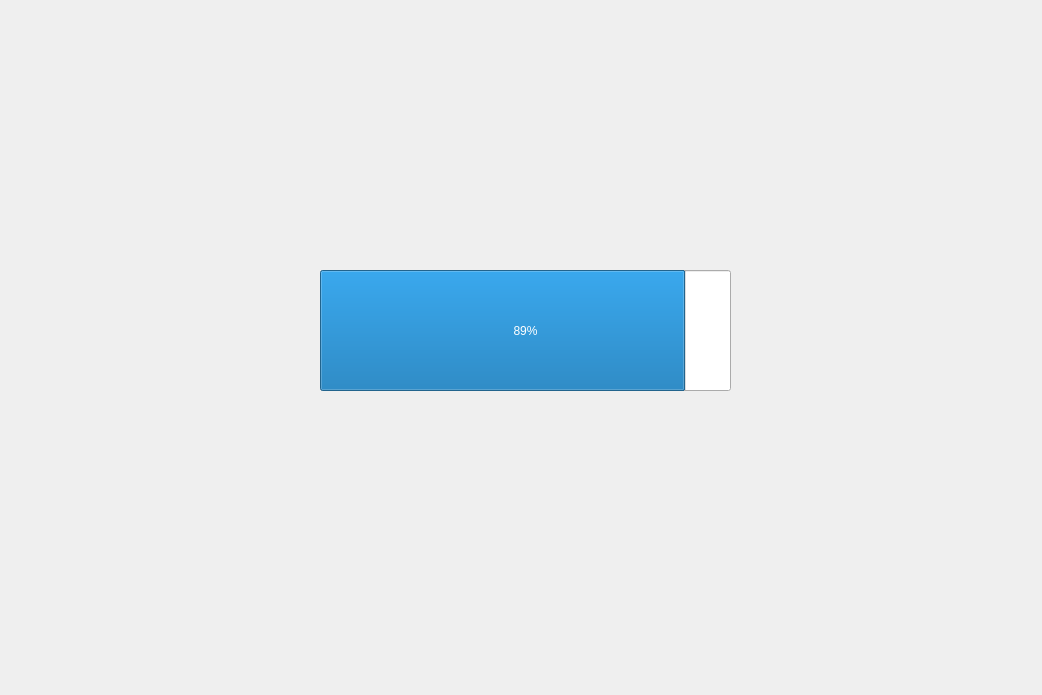
stras007/SCADA, file debug/modbusdebug.ui: the form before one commit.
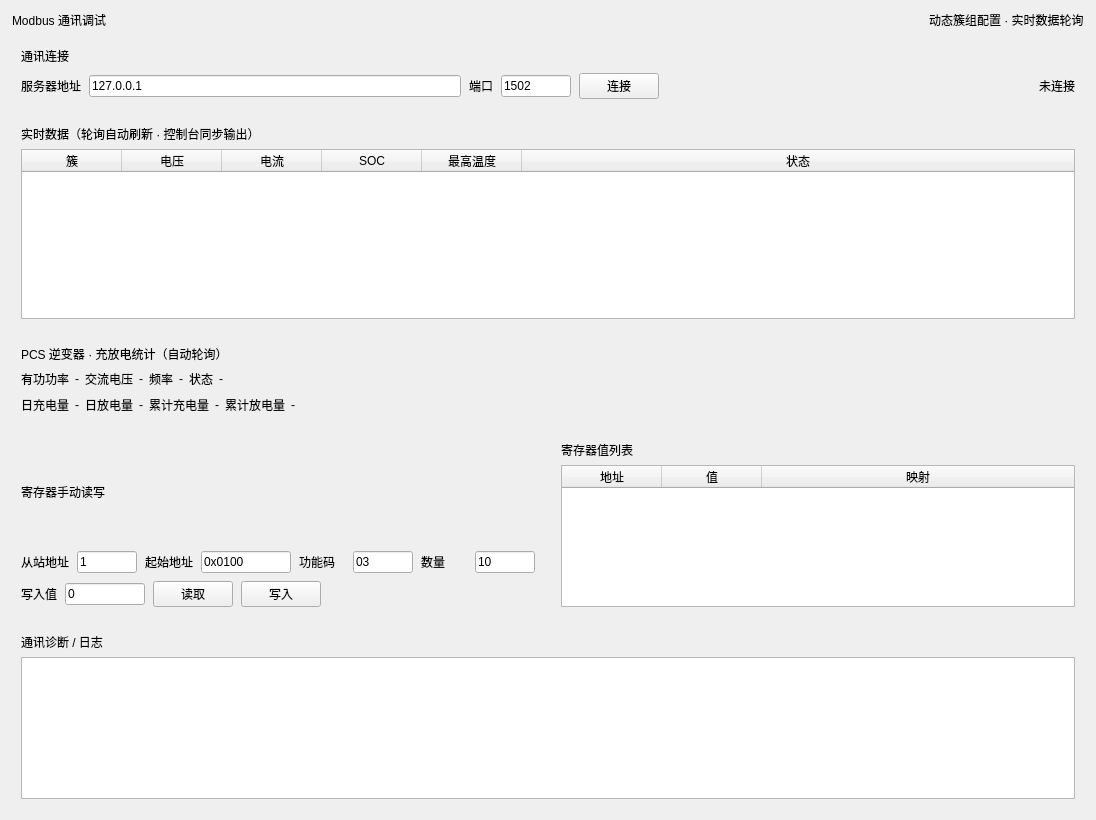
The form after the commit.

Commit message: 成功显示pcs数据

Patch:
```diff
--- a/debug/modbusdebug.ui
+++ b/debug/modbusdebug.ui
@@ -1,30 +1,818 @@
 <?xml version="1.0" encoding="UTF-8"?>
 <ui version="4.0">
  <class>ModbusDebug</class>
- <widget class="QWidget" name="ModbusDebug">
+ <widget class="QMainWindow" name="ModbusDebug">
   <property name="geometry">
    <rect>
     <x>0</x>
     <y>0</y>
-    <width>1042</width>
-    <height>695</height>
+    <width>1096</width>
+    <height>820</height>
    </rect>
   </property>
   <property name="windowTitle">
    <string>Form</string>
   </property>
-  <widget class="QProgressBar" name="progressBar">
-   <property name="geometry">
-    <rect>
-     <x>320</x>
-     <y>270</y>
-     <width>411</width>
-     <height>121</height>
-    </rect>
-   </property>
-   <property name="value">
-    <number>89</number>
-   </property>
+  <widget class="QWidget" name="centralwidget">
+   <widget class="QScrollArea" name="scrollAreaPage">
+    <property name="geometry">
+     <rect>
+      <x>0</x>
+      <y>0</y>
+      <width>1096</width>
+      <height>820</height>
+     </rect>
+    </property>
+    <property name="frameShape">
+     <enum>QFrame::Shape::NoFrame</enum>
+    </property>
+    <property name="horizontalScrollBarPolicy">
+     <enum>Qt::ScrollBarPolicy::ScrollBarAlwaysOff</enum>
+    </property>
+    <property name="widgetResizable">
+     <bool>true</bool>
+    </property>
+    <widget class="QWidget" name="scrollAreaWidgetContents">
+     <property name="geometry">
+      <rect>
+       <x>0</x>
+       <y>0</y>
+       <width>1096</width>
+       <height>820</height>
+      </rect>
+     </property>
+     <layout class="QVBoxLayout" name="mainLayout">
+      <property name="spacing">
+       <number>8</number>
+      </property>
+      <property name="leftMargin">
+       <number>12</number>
+      </property>
+      <property name="topMargin">
+       <number>10</number>
+      </property>
+      <property name="rightMargin">
+       <number>12</number>
+      </property>
+      <property name="bottomMargin">
+       <number>12</number>
+      </property>
+      <item>
+       <layout class="QHBoxLayout" name="hboxTitle">
+        <item>
+         <widget class="QLabel" name="lblPageTitle">
+          <property name="text">
+           <string>Modbus 通讯调试</string>
+          </property>
+          <property name="class" stdset="0">
+           <string>pageTitle</string>
+          </property>
+         </widget>
+        </item>
+        <item>
+         <spacer name="spTitle">
+          <property name="orientation">
+           <enum>Qt::Orientation::Horizontal</enum>
+          </property>
+          <property name="sizeHint" stdset="0">
+           <size>
+            <width>40</width>
+            <height>20</height>
+           </size>
+          </property>
+         </spacer>
+        </item>
+        <item>
+         <widget class="QLabel" name="lblPageInfo">
+          <property name="text">
+           <string>动态簇组配置 · 实时数据轮询</string>
+          </property>
+          <property name="class" stdset="0">
+           <string>pageInfo</string>
+          </property>
+         </widget>
+        </item>
+       </layout>
+      </item>
+      <item>
+       <widget class="QFrame" name="panelConn">
+        <property name="class" stdset="0">
+         <string>panel</string>
+        </property>
+        <layout class="QVBoxLayout" name="layPanelConn">
+         <property name="spacing">
+          <number>8</number>
+         </property>
+         <item>
+          <widget class="QLabel" name="lblConnTitle">
+           <property name="text">
+            <string>通讯连接</string>
+           </property>
+           <property name="class" stdset="0">
+            <string>panelTitle</string>
+           </property>
+          </widget>
+         </item>
+         <item>
+          <layout class="QHBoxLayout" name="hboxConn">
+           <item>
+            <widget class="QLabel" name="lblHost">
+             <property name="text">
+              <string>服务器地址</string>
+             </property>
+             <property name="class" stdset="0">
+              <string>descText</string>
+             </property>
+            </widget>
+           </item>
+           <item>
+            <widget class="QLineEdit" name="editHost">
+             <property name="minimumSize">
+              <size>
+               <width>140</width>
+               <height>0</height>
+              </size>
+             </property>
+             <property name="text">
+              <string>127.0.0.1</string>
+             </property>
+            </widget>
+           </item>
+           <item>
+            <widget class="QLabel" name="lblPort">
+             <property name="text">
+              <string>端口</string>
+             </property>
+             <property name="class" stdset="0">
+              <string>descText</string>
+             </property>
+            </widget>
+           </item>
+           <item>
+            <widget class="QLineEdit" name="editPort">
+             <property name="maximumSize">
+              <size>
+               <width>70</width>
+               <height>16777215</height>
+              </size>
+             </property>
+             <property name="text">
+              <string>1502</string>
+             </property>
+             <property name="class" stdset="0">
+              <string>addrEdit</string>
+             </property>
+            </widget>
+           </item>
+           <item>
+            <widget class="QPushButton" name="btnConnect">
+             <property name="text">
+              <string>连接</string>
+             </property>
+             <property name="primary" stdset="0">
+              <bool>true</bool>
+             </property>
+            </widget>
+           </item>
+           <item>
+            <spacer name="spConn">
+             <property name="orientation">
+              <enum>Qt::Orientation::Horizontal</enum>
+             </property>
+             <property name="sizeHint" stdset="0">
+              <size>
+               <width>40</width>
+               <height>20</height>
+              </size>
+             </property>
+            </spacer>
+           </item>
+           <item>
+            <widget class="QLabel" name="lblConnState">
+             <property name="text">
+              <string>未连接</string>
+             </property>
+             <property name="class" stdset="0">
+              <string>stateText</string>
+             </property>
+             <property name="online" stdset="0">
+              <bool>false</bool>
+             </property>
+            </widget>
+           </item>
+          </layout>
+         </item>
+        </layout>
+       </widget>
+      </item>
+      <item>
+       <widget class="QFrame" name="panelRealtime">
+        <property name="class" stdset="0">
+         <string>panel</string>
+        </property>
+        <layout class="QVBoxLayout" name="layPanelRealtime">
+         <item>
+          <widget class="QLabel" name="lblRtTitle">
+           <property name="text">
+            <string>实时数据（轮询自动刷新 · 控制台同步输出）</string>
+           </property>
+           <property name="class" stdset="0">
+            <string>panelTitle</string>
+           </property>
+          </widget>
+         </item>
+         <item>
+          <widget class="QTableWidget" name="realtimeTable">
+           <property name="minimumSize">
+            <size>
+             <width>0</width>
+             <height>170</height>
+            </size>
+           </property>
+           <property name="editTriggers">
+            <set>QAbstractItemView::EditTrigger::NoEditTriggers</set>
+           </property>
+           <property name="selectionBehavior">
+            <enum>QAbstractItemView::SelectionBehavior::SelectRows</enum>
+           </property>
+           <attribute name="horizontalHeaderStretchLastSection">
+            <bool>true</bool>
+           </attribute>
+           <attribute name="verticalHeaderVisible">
+            <bool>false</bool>
+           </attribute>
+           <column>
+            <property name="text">
+             <string>簇</string>
+            </property>
+           </column>
+           <column>
+            <property name="text">
+             <string>电压</string>
+            </property>
+           </column>
+           <column>
+            <property name="text">
+             <string>电流</string>
+            </property>
+           </column>
+           <column>
+            <property name="text">
+             <string>SOC</string>
+            </property>
+           </column>
+           <column>
+            <property name="text">
+             <string>最高温度</string>
+            </property>
+           </column>
+           <column>
+            <property name="text">
+             <string>状态</string>
+            </property>
+           </column>
+          </widget>
+         </item>
+        </layout>
+       </widget>
+      </item>
+      <item>
+       <widget class="QFrame" name="panelPcs">
+        <property name="class" stdset="0">
+         <string>panel</string>
+        </property>
+        <layout class="QVBoxLayout" name="layPanelPcs">
+         <item>
+          <widget class="QLabel" name="lblPcsTitle">
+           <property name="text">
+            <string>PCS 逆变器 · 充放电统计（自动轮询）</string>
+           </property>
+           <property name="class" stdset="0">
+            <string>panelTitle</string>
+           </property>
+          </widget>
+         </item>
+         <item>
+          <layout class="QHBoxLayout" name="hboxPcsRow1">
+           <item>
+            <layout class="QHBoxLayout" name="hboxPcsG1">
+             <item>
+              <widget class="QLabel" name="lblCapP">
+               <property name="text">
+                <string>有功功率</string>
+               </property>
+               <property name="class" stdset="0">
+                <string>descText</string>
+               </property>
+              </widget>
+             </item>
+             <item>
+              <widget class="QLabel" name="lblPcsPower">
+               <property name="text">
+                <string>-</string>
+               </property>
+               <property name="class" stdset="0">
+                <string>valueText</string>
+               </property>
+              </widget>
+             </item>
+            </layout>
+           </item>
+           <item>
+            <layout class="QHBoxLayout" name="hboxPcsG2">
+             <item>
+              <widget class="QLabel" name="lblCapAcV">
+               <property name="text">
+                <string>交流电压</string>
+               </property>
+               <property name="class" stdset="0">
+                <string>descText</string>
+               </property>
+              </widget>
+             </item>
+             <item>
+              <widget class="QLabel" name="lblPcsAcV">
+               <property name="text">
+                <string>-</string>
+               </property>
+               <property name="class" stdset="0">
+                <string>valueText</string>
+               </property>
+              </widget>
+             </item>
+            </layout>
+           </item>
+           <item>
+            <layout class="QHBoxLayout" name="hboxPcsG3">
+             <item>
+              <widget class="QLabel" name="lblCapFreq">
+               <property name="text">
+                <string>频率</string>
+               </property>
+               <property name="class" stdset="0">
+                <string>descText</string>
+               </property>
+              </widget>
+             </item>
+             <item>
+              <widget class="QLabel" name="lblPcsFreq">
+               <property name="text">
+                <string>-</string>
+               </property>
+               <property name="class" stdset="0">
+                <string>valueText</string>
+               </property>
+              </widget>
+             </item>
+            </layout>
+           </item>
+           <item>
+            <layout class="QHBoxLayout" name="hboxPcsG4">
+             <item>
+              <widget class="QLabel" name="lblCapState">
+               <property name="text">
+                <string>状态</string>
+               </property>
+               <property name="class" stdset="0">
+                <string>descText</string>
+               </property>
+              </widget>
+             </item>
+             <item>
+              <widget class="QLabel" name="lblPcsState">
+               <property name="text">
+                <string>-</string>
+               </property>
+               <property name="class" stdset="0">
+                <string>valueText</string>
+               </property>
+              </widget>
+             </item>
+            </layout>
+           </item>
+           <item>
+            <spacer name="spPcsRow1">
+             <property name="orientation">
+              <enum>Qt::Orientation::Horizontal</enum>
+             </property>
+             <property name="sizeHint" stdset="0">
+              <size>
+               <width>40</width>
+               <height>20</height>
+              </size>
+             </property>
+            </spacer>
+           </item>
+          </layout>
+         </item>
+         <item>
+          <layout class="QHBoxLayout" name="hboxPcsRow2">
+           <item>
+            <layout class="QHBoxLayout" name="hboxPcsG5">
+             <item>
+              <widget class="QLabel" name="lblCapDayChg">
+               <property name="text">
+                <string>日充电量</string>
+               </property>
+               <property name="class" stdset="0">
+                <string>descText</string>
+               </property>
+              </widget>
+             </item>
+             <item>
+              <widget class="QLabel" name="lblPcsDayChg">
+               <property name="text">
+                <string>-</string>
+               </property>
+               <property name="class" stdset="0">
+                <string>valueText</string>
+               </property>
+              </widget>
+             </item>
+            </layout>
+           </item>
+           <item>
+            <layout class="QHBoxLayout" name="hboxPcsG6">
+             <item>
+              <widget class="QLabel" name="lblCapDayDis">
+               <property name="text">
+                <string>日放电量</string>
+               </property>
+               <property name="class" stdset="0">
+                <string>descText</string>
+               </property>
+              </widget>
+             </item>
+             <item>
+              <widget class="QLabel" name="lblPcsDayDis">
+               <property name="text">
+                <string>-</string>
+               </property>
+               <property name="class" stdset="0">
+                <string>valueText</string>
+               </property>
+              </widget>
+             </item>
+            </layout>
+           </item>
+           <item>
+            <layout class="QHBoxLayout" name="hboxPcsG7">
+             <item>
+              <widget class="QLabel" name="lblCapTotalChg">
+               <property name="text">
+                <string>累计充电量</string>
+               </property>
+               <property name="class" stdset="0">
+                <string>descText</string>
+               </property>
+              </widget>
+             </item>
+             <item>
+              <widget class="QLabel" name="lblPcsTotalChg">
+               <property name="text">
+                <string>-</string>
+               </property>
+               <property name="class" stdset="0">
+                <string>valueText</string>
+               </property>
+              </widget>
+             </item>
+            </layout>
+           </item>
+           <item>
+            <layout class="QHBoxLayout" name="hboxPcsG8">
+             <item>
+              <widget class="QLabel" name="lblCapTotalDis">
+               <property name="text">
+                <string>累计放电量</string>
+               </property>
+               <property name="class" stdset="0">
+                <string>descText</string>
+               </property>
+              </widget>
+             </item>
+             <item>
+              <widget class="QLabel" name="lblPcsTotalDis">
+               <property name="text">
+                <string>-</string>
+               </property>
+               <property name="class" stdset="0">
+                <string>valueText</string>
+               </property>
+              </widget>
+             </item>
+            </layout>
+           </item>
+           <item>
+            <spacer name="spPcsRow2">
+             <property name="orientation">
+              <enum>Qt::Orientation::Horizontal</enum>
+             </property>
+             <property name="sizeHint" stdset="0">
+              <size>
+               <width>40</width>
+               <height>20</height>
+              </size>
+             </property>
+            </spacer>
+           </item>
+          </layout>
+         </item>
+        </layout>
+       </widget>
+      </item>
+      <item>
+       <layout class="QHBoxLayout" name="hboxRegs" stretch="1,1">
+        <item>
+         <widget class="QFrame" name="panelReadWrite">
+          <property name="class" stdset="0">
+           <string>panel</string>
+          </property>
+          <layout class="QVBoxLayout" name="layPanelReadWrite">
+           <property name="spacing">
+            <number>8</number>
+           </property>
+           <item>
+            <widget class="QLabel" name="lblRwTitle">
+             <property name="text">
+              <string>寄存器手动读写</string>
+             </property>
+             <property name="class" stdset="0">
+              <string>panelTitle</string>
+             </property>
+            </widget>
+           </item>
+           <item>
+            <layout class="QHBoxLayout" name="hboxRw1">
+             <item>
+              <widget class="QLabel" name="lblSlave">
+               <property name="text">
+                <string>从站地址</string>
+               </property>
+               <property name="class" stdset="0">
+                <string>descText</string>
+               </property>
+              </widget>
+             </item>
+             <item>
+              <widget class="QLineEdit" name="editSlaveId">
+               <property name="maximumSize">
+                <size>
+                 <width>60</width>
+                 <height>16777215</height>
+                </size>
+               </property>
+               <property name="text">
+                <string>1</string>
+               </property>
+               <property name="class" stdset="0">
+                <string>addrEdit</string>
+               </property>
+              </widget>
+             </item>
+             <item>
+              <widget class="QLabel" name="lblAddr">
+               <property name="text">
+                <string>起始地址</string>
+               </property>
+               <property name="class" stdset="0">
+                <string>descText</string>
+               </property>
+              </widget>
+             </item>
+             <item>
+              <widget class="QLineEdit" name="editStartAddr">
+               <property name="maximumSize">
+                <size>
+                 <width>90</width>
+                 <height>16777215</height>
+                </size>
+               </property>
+               <property name="text">
+                <string>0x0100</string>
+               </property>
+               <property name="class" stdset="0">
+                <string>addrEdit</string>
+               </property>
+              </widget>
+             </item>
+             <item>
+              <widget class="QLabel" name="lblFunc">
+               <property name="text">
+                <string>功能码</string>
+               </property>
+               <property name="class" stdset="0">
+                <string>descText</string>
+               </property>
+              </widget>
+             </item>
+             <item>
+              <widget class="QLineEdit" name="editFuncCode">
+               <property name="maximumSize">
+                <size>
+                 <width>60</width>
+                 <height>16777215</height>
+                </size>
+               </property>
+               <property name="text">
+                <string>03</string>
+               </property>
+               <property name="class" stdset="0">
+                <string>addrEdit</string>
+               </property>
+              </widget>
+             </item>
+             <item>
+              <widget class="QLabel" name="lblCount">
+               <property name="text">
+                <string>数量</string>
+               </property>
+               <property name="class" stdset="0">
+                <string>descText</string>
+               </property>
+              </widget>
+             </item>
+             <item>
+              <widget class="QLineEdit" name="editCount">
+               <property name="maximumSize">
+                <size>
+                 <width>60</width>
+                 <height>16777215</height>
+                </size>
+               </property>
+               <property name="text">
+                <string>10</string>
+               </property>
+               <property name="class" stdset="0">
+                <string>addrEdit</string>
+               </property>
+              </widget>
+             </item>
+            </layout>
+           </item>
+           <item>
+            <layout class="QHBoxLayout" name="hboxRw2">
+             <item>
+              <widget class="QLabel" name="lblWriteVal">
+               <property name="text">
+                <string>写入值</string>
+               </property>
+               <property name="class" stdset="0">
+                <string>descText</string>
+               </property>
+              </widget>
+             </item>
+             <item>
+              <widget class="QLineEdit" name="editWriteValue">
+               <property name="maximumSize">
+                <size>
+                 <width>80</width>
+                 <height>16777215</height>
+                </size>
+               </property>
+               <property name="text">
+                <string>0</string>
+               </property>
+               <property name="class" stdset="0">
+                <string>addrEdit</string>
+               </property>
+              </widget>
+             </item>
+             <item>
+              <widget class="QPushButton" name="btnRead">
+               <property name="text">
+                <string>读取</string>
+               </property>
+               <property name="primary" stdset="0">
+                <bool>true</bool>
+               </property>
+              </widget>
+             </item>
+             <item>
+              <widget class="QPushButton" name="btnWrite">
+               <property name="text">
+                <string>写入</string>
+               </property>
+              </widget>
+             </item>
+             <item>
+              <spacer name="spRw2">
+               <property name="orientation">
+                <enum>Qt::Orientation::Horizontal</enum>
+               </property>
+               <property name="sizeHint" stdset="0">
+                <size>
+                 <width>40</width>
+                 <height>20</height>
+                </size>
+               </property>
+              </spacer>
+             </item>
+            </layout>
+           </item>
+          </layout>
+         </widget>
+        </item>
+        <item>
+         <widget class="QFrame" name="panelRegValues">
+          <property name="class" stdset="0">
+           <string>panel</string>
+          </property>
+          <layout class="QVBoxLayout" name="layPanelRegValues">
+           <item>
+            <widget class="QLabel" name="lblRvTitle">
+             <property name="text">
+              <string>寄存器值列表</string>
+             </property>
+             <property name="class" stdset="0">
+              <string>panelTitle</string>
+             </property>
+            </widget>
+           </item>
+           <item>
+            <widget class="QTableWidget" name="regValueTable">
+             <property name="editTriggers">
+              <set>QAbstractItemView::EditTrigger::NoEditTriggers</set>
+             </property>
+             <property name="selectionBehavior">
+              <enum>QAbstractItemView::SelectionBehavior::SelectRows</enum>
+             </property>
+             <attribute name="horizontalHeaderStretchLastSection">
+              <bool>true</bool>
+             </attribute>
+             <attribute name="verticalHeaderVisible">
+              <bool>false</bool>
+             </attribute>
+             <column>
+              <property name="text">
+               <string>地址</string>
+              </property>
+             </column>
+             <column>
+              <property name="text">
+               <string>值</string>
+              </property>
+             </column>
+             <column>
+              <property name="text">
+               <string>映射</string>
+              </property>
+             </column>
+            </widget>
+           </item>
+          </layout>
+         </widget>
+        </item>
+       </layout>
+      </item>
+      <item>
+       <widget class="QFrame" name="panelLog">
+        <property name="class" stdset="0">
+         <string>panel</string>
+        </property>
+        <layout class="QVBoxLayout" name="layPanelLog">
+         <item>
+          <widget class="QLabel" name="lblLogTitle">
+           <property name="text">
+            <string>通讯诊断 / 日志</string>
+           </property>
+           <property name="class" stdset="0">
+            <string>panelTitle</string>
+           </property>
+          </widget>
+         </item>
+         <item>
+          <widget class="QPlainTextEdit" name="logEdit">
+           <property name="minimumSize">
+            <size>
+             <width>0</width>
+             <height>110</height>
+            </size>
+           </property>
+           <property name="readOnly">
+            <bool>true</bool>
+           </property>
+          </widget>
+         </item>
+        </layout>
+       </widget>
+      </item>
+      <item>
+       <spacer name="spBottom">
+        <property name="orientation">
+         <enum>Qt::Orientation::Vertical</enum>
+        </property>
+        <property name="sizeHint" stdset="0">
+         <size>
+          <width>20</width>
+          <height>20</height>
+         </size>
+        </property>
+       </spacer>
+      </item>
+     </layout>
+    </widget>
+   </widget>
   </widget>
  </widget>
  <resources/>
```
Left out of the diff: 2 changed lines with no effect on the pictures. The commit also changes 12 other files.
